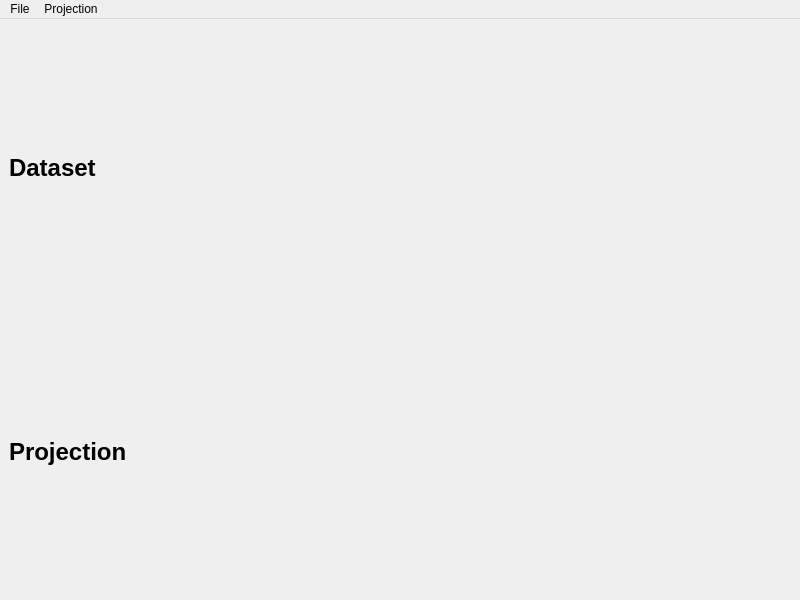
Old version of the form ndimage/gui/ui/main.ui in the repository samueljackson92/NDImage.
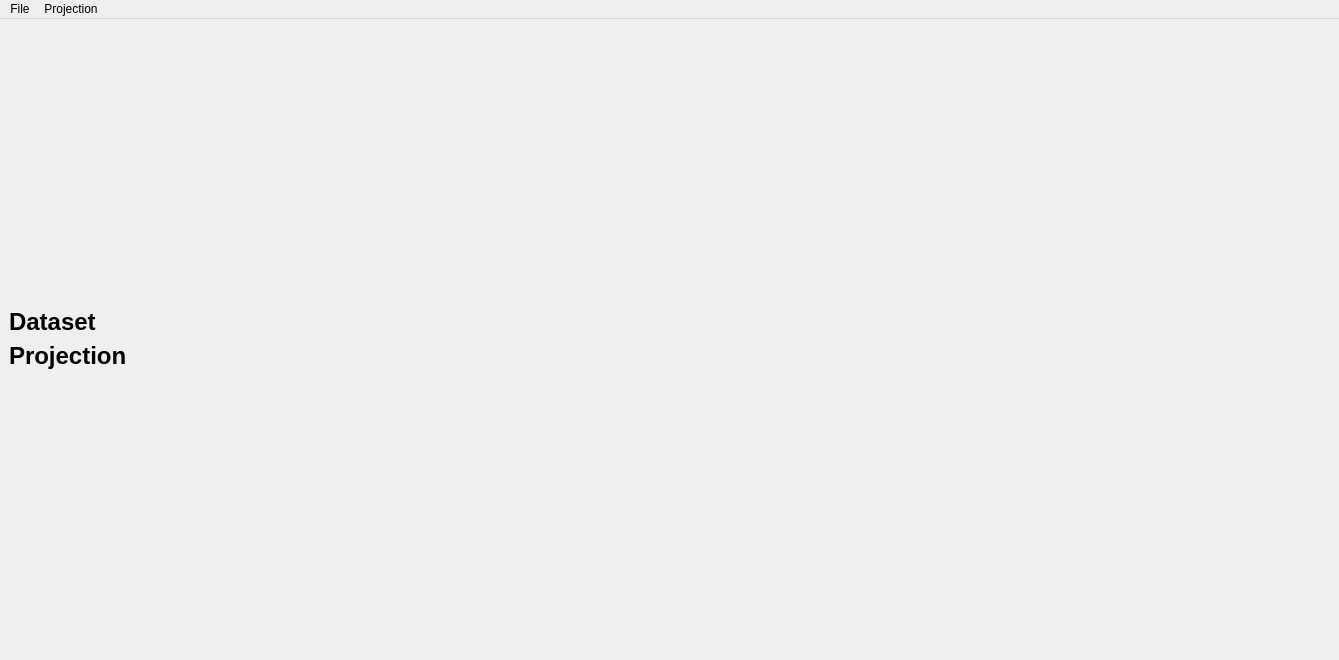
New version of the form.

Commit message: Refs #7 Add toolbar for plot.

```diff
--- a/ndimage/gui/ui/main.ui
+++ b/ndimage/gui/ui/main.ui
@@ -6,8 +6,8 @@
    <rect>
     <x>0</x>
     <y>0</y>
-    <width>800</width>
-    <height>600</height>
+    <width>1339</width>
+    <height>660</height>
    </rect>
   </property>
   <property name="windowTitle">
@@ -57,6 +57,9 @@
         </item>
        </layout>
       </item>
+      <item>
+       <layout class="QVBoxLayout" name="rightLayout"/>
+      </item>
      </layout>
     </item>
    </layout>
@@ -66,7 +69,7 @@
     <rect>
      <x>0</x>
      <y>0</y>
-     <width>800</width>
+     <width>1339</width>
      <height>22</height>
     </rect>
    </property>
```
The commit also changes 2 other files.
